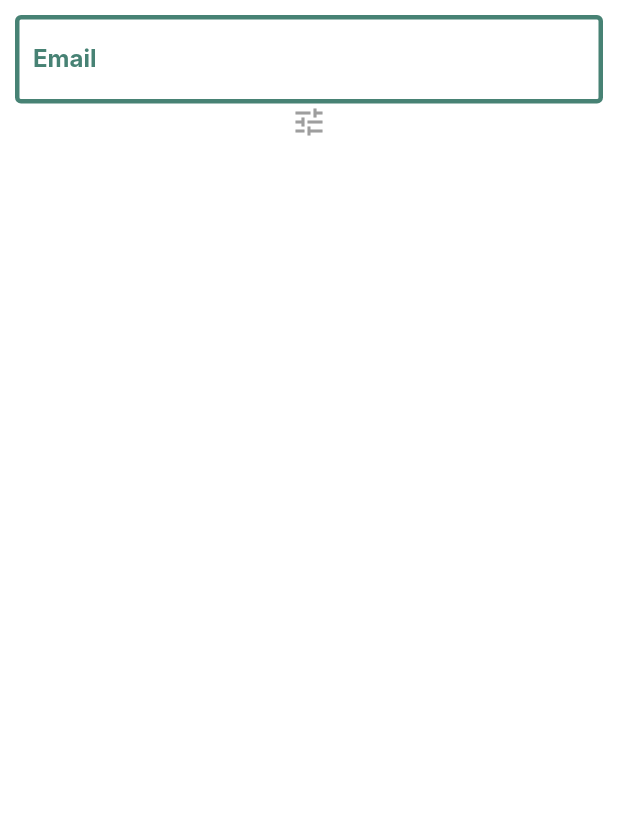
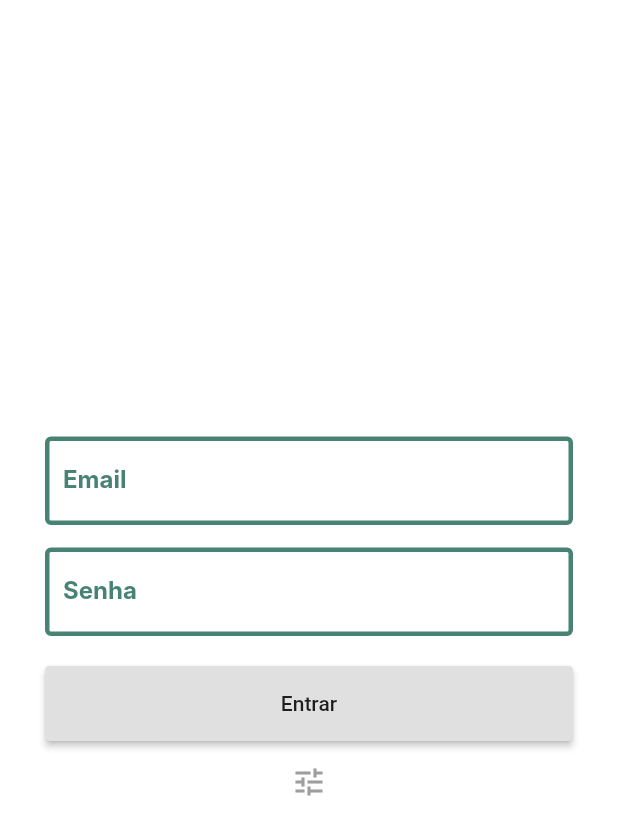
Before and after one commit to gilvano/App, a Flutter app: the screen it shows after launch, on a phone screen of 412 x 824 dp. Shown: the top 835 px of the screen. Run offline on Flutter 3.47's test engine with Material 2 defaults, Android fonts, the phone set to English and light mode, and no system bars; Roboto replaces fonts that are missing (Inter).

Commit message:
ajuste na tela de login

```diff
--- a/lib/src/app/login.dart
+++ b/lib/src/app/login.dart
@@ -11,11 +11,14 @@ class _LoginState extends State<Login> {
   Widget build(BuildContext context) {
     return Scaffold(
         backgroundColor: Colors.white,
-      body: Padding(
-        padding: EdgeInsets.all(10.0),
+        body: Container(
+          child: Padding(
+            padding: EdgeInsets.all(30),
             child: Column(
+              crossAxisAlignment: CrossAxisAlignment.start,
+              mainAxisAlignment: MainAxisAlignment.center,
               children: [
-            Center(
+                Container(
                   child: Column(
                     mainAxisAlignment: MainAxisAlignment.center,
                     children: [
@@ -24,16 +27,45 @@ class _LoginState extends State<Login> {
                   ),
                 ),
                 Container(
-              child: Icon(
-                Icons.tune,
+                  padding: EdgeInsets.only(top: 15),
+                  child: Column(
+                    mainAxisAlignment: MainAxisAlignment.center,
+                    children: [
+                      EditWidget('Senha'),
+                    ],
+                  ),
+                ),
+                Container(
+                  height: 50,
+                  margin: EdgeInsets.only(top: 20),
+                  child: RaisedButton(
+                      shape: RoundedRectangleBorder(
+                        borderRadius: new BorderRadius.circular(3.0),
+                      ),
+                      child: Center(
+                        child: Text(
+                          "Entrar",
+                        ),
+                      ),
+                      onPressed: () {}),
+                ),
+                Container(
+                  padding: EdgeInsets.only(top: 15),
+                  child: Column(
+                    crossAxisAlignment: CrossAxisAlignment.center,
+                    children: [
+                      Center(
+                        child: Icon(Icons.tune,
                             color: Colors.grey,
                             size: 24.0,
-                semanticLabel: 'Configurações do servidor'
+                            semanticLabel: 'Configurações do servidor'),
+                      ),
+                    ],
                   ),
                 ),
               ],
             ),
-      )
-    );
+          ),
+        ));
   }
 }
```
Lines whose indentation alone changed are shown as unchanged.
